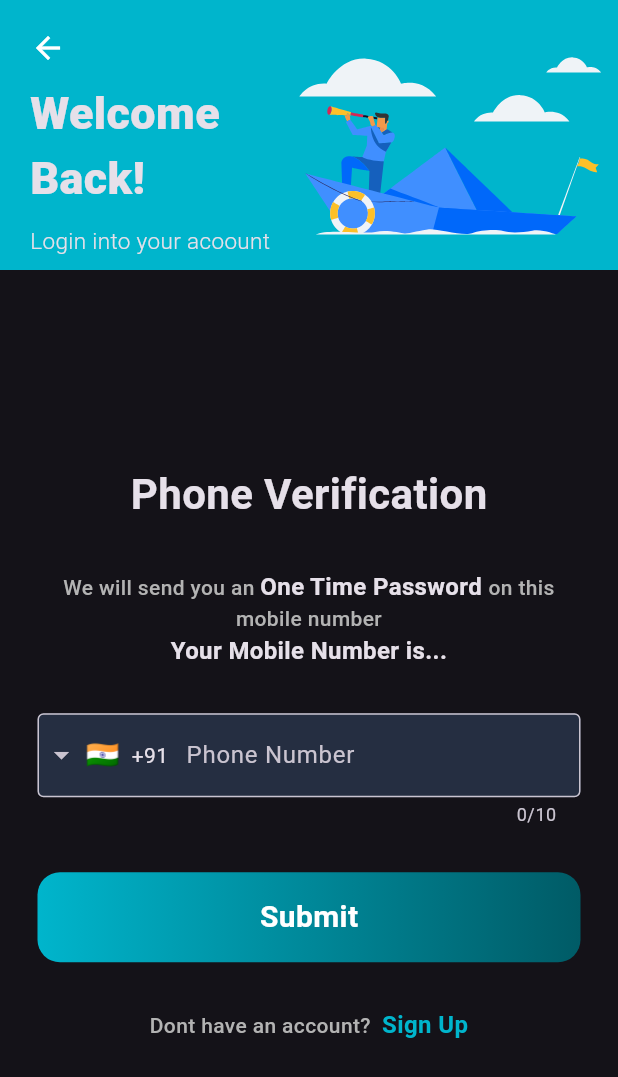
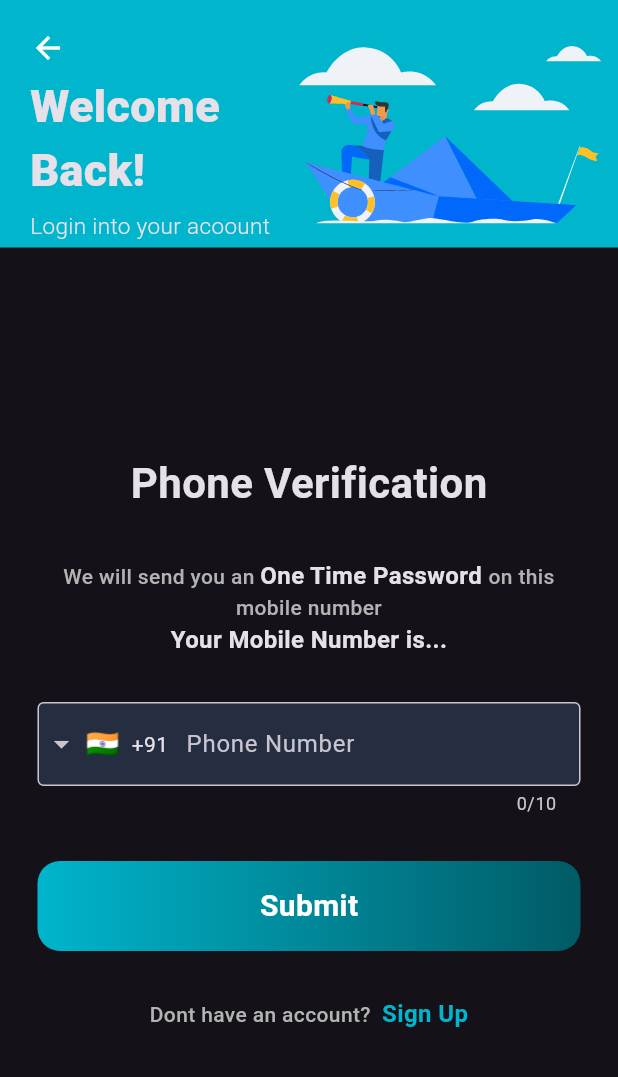
Before and after one commit to AbhinandhanaPU/houseboat_booking_app, a Flutter app: the screen it shows after launch, after a tap on "Sign In", on a phone screen of 412 x 824 dp. Shown: the top 1077 px of the screen. Run offline on Flutter 3.47's test engine with Material 3 defaults, Android fonts, the phone set to English and light mode, and no system bars; drawn by our look-alikes of intl_phone_field; our stand-ins replace connectivity_plus, file_picker, image_picker, lottie, permission_handler.

Commit message:
refactored welcome container in login screen & created new folder for auth screens

```diff
--- a/lib/app/views/login_screen.dart
+++ b/lib/app/views/auth_screens/login_screen.dart
@@ -1,7 +1,7 @@
 import 'package:flutter/material.dart';
 import 'package:houseboat_booking/app/utils/colors.dart';
+import 'package:houseboat_booking/app/views/auth_screens/welcome_widget.dart';
 import 'package:houseboat_booking/app/widgets/colored_button.dart';
-import 'package:houseboat_booking/app/widgets/lottie_animation_widget.dart';
 import 'package:houseboat_booking/app/widgets/phone_no_field.dart';
 
 class LoginScreen extends StatelessWidget {
@@ -16,49 +16,9 @@ class LoginScreen extends StatelessWidget {
         body: Column(
           children: [
             // welcome text with lottie animation
-            Container(
-              height: 180,
-              width: double.infinity,
-              color: AppColors.lightPrimary,
-              padding: EdgeInsets.only(left: 20, top: 20),
-              child: Row(
-                crossAxisAlignment: CrossAxisAlignment.start,
-                children: [
-                  Column(
-                    spacing: 10,
-                    crossAxisAlignment: CrossAxisAlignment.start,
-                    children: [
-                      GestureDetector(
-                        onTap: () {
-                          Navigator.pop(context);
-                        },
-                        child: Icon(Icons.arrow_back),
-                      ),
-                      Text(
-                        'Welcome\nBack!',
-                        style: TextStyle(
-                          fontSize: 30,
-                          fontWeight: FontWeight.w900,
-                        ),
-                      ),
-                      Text(
-                        'Login into your acoount',
-                        style: TextStyle(
-                          fontSize: 15,
-                          fontWeight: FontWeight.w300,
-                        ),
-                      ),
-                    ],
-                  ),
-                  Expanded(
-                    child: LottieWidget(
-                      animationPath:
-                          'assets/animations/Animation - 1740673073430.json',
-                      fit: BoxFit.cover,
-                    ),
-                  ),
-                ],
-              ),
+            WelcomeWidget(
+              mainText: 'Welcome\nBack!',
+              subText: 'Login into your acoount',
             ),
 
             //login - phone number field
--- a/lib/app/views/welcome_screen.dart
+++ b/lib/app/views/auth_screens/welcome_screen.dart
@@ -1,6 +1,6 @@
 import 'package:flutter/material.dart';
 import 'package:houseboat_booking/app/utils/colors.dart';
-import 'package:houseboat_booking/app/views/login_screen.dart';
+import 'package:houseboat_booking/app/views/auth_screens/login_screen.dart';
 import 'package:houseboat_booking/app/widgets/lottie_animation_widget.dart';
 
 class WelcomeScreen extends StatelessWidget {
--- /dev/null
+++ b/lib/app/views/auth_screens/welcome_widget.dart
@@ -0,0 +1,63 @@
+import 'package:flutter/material.dart';
+import 'package:houseboat_booking/app/utils/colors.dart';
+import 'package:houseboat_booking/app/widgets/lottie_animation_widget.dart';
+
+class WelcomeWidget extends StatelessWidget {
+  final String mainText;
+  final String? subText;
+
+  const WelcomeWidget({
+    super.key,
+    required this.mainText,
+    this.subText,
+  });
+
+  @override
+  Widget build(BuildContext context) {
+    return Container(
+      height: 165,
+      width: double.infinity,
+      color: AppColors.lightPrimary,
+      padding: EdgeInsets.only(left: 20, top: 20),
+      child: Row(
+        crossAxisAlignment: CrossAxisAlignment.start,
+        children: [
+          Column(
+            spacing: 5,
+            crossAxisAlignment: CrossAxisAlignment.start,
+            children: [
+              GestureDetector(
+                onTap: () {
+                  Navigator.pop(context);
+                },
+                child: Icon(Icons.arrow_back),
+              ),
+              Text(
+                mainText,
+                style: TextStyle(
+                  fontSize: 30,
+                  fontWeight: FontWeight.w900,
+                ),
+              ),
+              subText != null
+                  ? Text(
+                      subText!,
+                      style: TextStyle(
+                        fontSize: 15,
+                        fontWeight: FontWeight.w300,
+                      ),
+                    )
+                  : SizedBox(),
+            ],
+          ),
+          Expanded(
+            child: LottieWidget(
+              animationPath: 'assets/animations/Animation - 1740673073430.json',
+              fit: BoxFit.cover,
+            ),
+          ),
+        ],
+      ),
+    );
+  }
+}
--- a/lib/main.dart
+++ b/lib/main.dart
@@ -1,6 +1,6 @@
 import 'package:flutter/material.dart';
 import 'package:houseboat_booking/app/utils/theme.dart';
-import 'package:houseboat_booking/app/views/welcome_screen.dart';
+import 'package:houseboat_booking/app/views/auth_screens/welcome_screen.dart';
 
 void main() {
   runApp(const MyApp());
```
